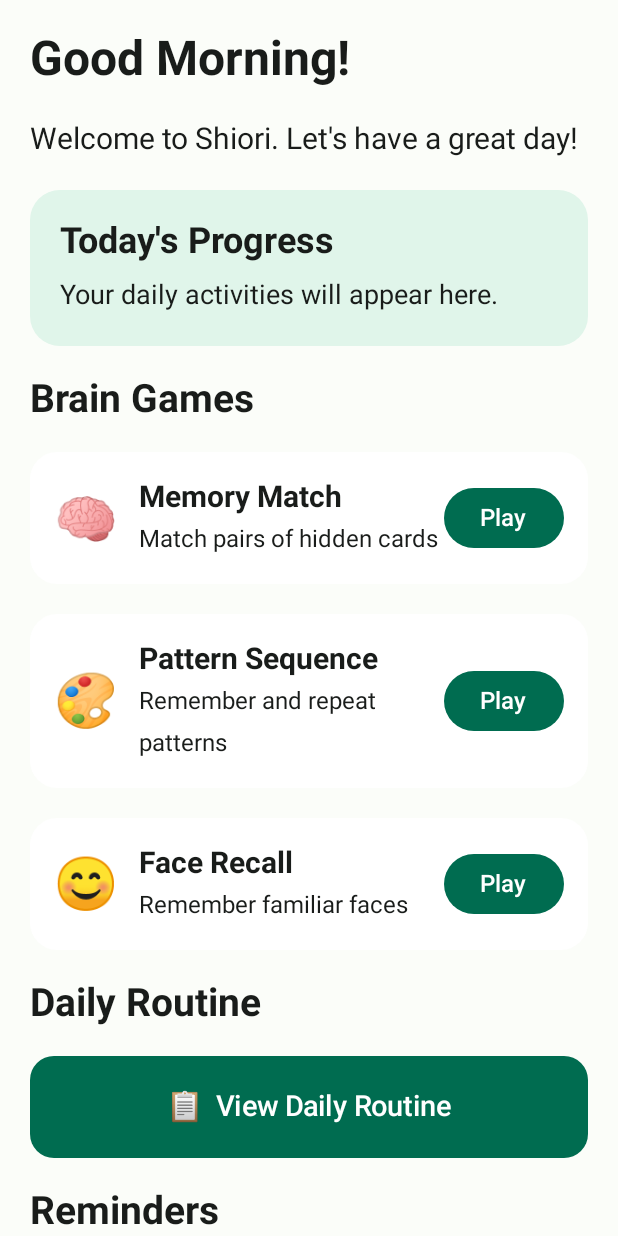
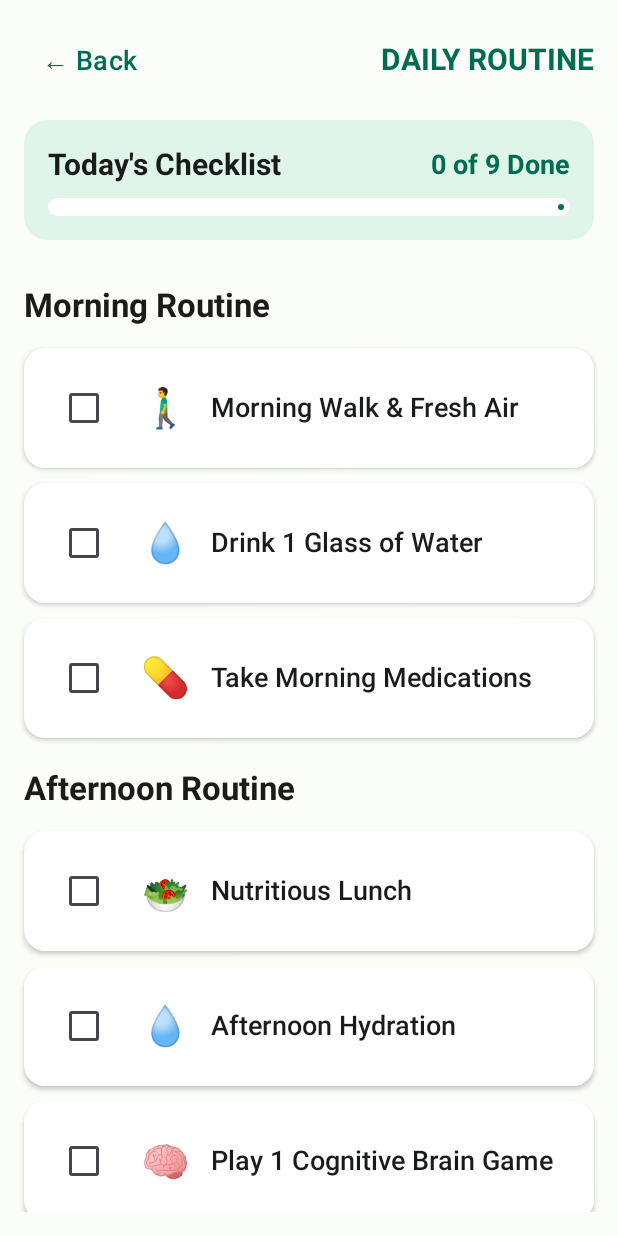
Before and after one commit to Aaarya2117/Shiori, an Android app built with Jetpack Compose: the composable ShioriNavHost shown on its own in the app's theme, after a tap on an icon or button, on a phone screen of 412 x 824 dp. Run offline under Robolectric (Android 15) with nearby library versions, the phone set to English and light mode, and no system bars.

Commit message:
feat: implement accessible Daily Routine checklist screen

```diff
--- a/app/src/main/java/com/shiori/app/ui/navigation/NavRoutes.kt
+++ b/app/src/main/java/com/shiori/app/ui/navigation/NavRoutes.kt
@@ -7,4 +7,5 @@ sealed class NavRoutes(val route: String) {
     object MemoryMatch : NavRoutes("memory_match")
     object PatternSequence : NavRoutes("pattern_sequence")
     object FaceRecall : NavRoutes("face_recall")
+    object DailyRoutine : NavRoutes("daily_routine")
 }
--- a/app/src/main/java/com/shiori/app/ui/navigation/ShioriNavHost.kt
+++ b/app/src/main/java/com/shiori/app/ui/navigation/ShioriNavHost.kt
@@ -4,6 +4,7 @@ import com.shiori.app.ui.patient.FaceRecallScreen
 import com.shiori.app.ui.patient.PatternSequenceScreen
 import com.shiori.app.ui.patient.MemoryMatchScreen
 import com.shiori.app.ui.patient.PatientHomeScreen
+import com.shiori.app.ui.patient.DailyRoutineScreen
 import androidx.compose.foundation.layout.Arrangement
 import androidx.compose.foundation.layout.Column
 import androidx.compose.foundation.layout.Spacer
@@ -74,7 +75,7 @@ fun ShioriNavHost(
                     }
                 },
                 onRoutineClick = {
-                    // Routine navigation will be added later
+                    navController.navigate(NavRoutes.DailyRoutine.route)
                 },
                 onReminderClick = {
                     // Reminder navigation will be added later
@@ -115,6 +116,12 @@ fun ShioriNavHost(
                 }
             )
         }
+        // Daily Routine
+        composable(NavRoutes.DailyRoutine.route) {
+            DailyRoutineScreen(
+                onBack = { navController.popBackStack() }
+            )
+        }
         //3. Caregiver PIN
         composable(NavRoutes.CaregiverPin.route) {
             Column(
--- /dev/null
+++ b/app/src/main/java/com/shiori/app/ui/patient/DailyRoutineScreen.kt
@@ -0,0 +1,190 @@
+package com.shiori.app.ui.patient
+
+import androidx.activity.compose.BackHandler
+import androidx.compose.foundation.background
+import androidx.compose.foundation.clickable
+import androidx.compose.foundation.layout.*
+import androidx.compose.foundation.lazy.LazyColumn
+import androidx.compose.foundation.lazy.items
+import androidx.compose.foundation.shape.RoundedCornerShape
+import androidx.compose.material3.*
+import androidx.compose.runtime.*
+import androidx.compose.ui.Alignment
+import androidx.compose.ui.Modifier
+import androidx.compose.ui.graphics.Color
+import androidx.compose.ui.text.font.FontWeight
+import androidx.compose.ui.unit.dp
+import androidx.compose.ui.unit.sp
+
+data class RoutineTask(
+    val id: String,
+    val title: String,
+    val timeBucket: String,
+    val emoji: String,
+    var isDone: Boolean = false
+)
+
+@Composable
+fun DailyRoutineScreen(
+    onBack: () -> Unit
+) {
+    BackHandler { onBack() }
+
+    var tasks by remember {
+        mutableStateOf(
+            listOf(
+                RoutineTask("1", "Morning Walk & Fresh Air", "Morning", "🚶‍♂️"),
+                RoutineTask("2", "Drink 1 Glass of Water", "Morning", "💧"),
+                RoutineTask("3", "Take Morning Medications", "Morning", "💊"),
+                RoutineTask("4", "Nutritious Lunch", "Afternoon", "🥗"),
+                RoutineTask("5", "Afternoon Hydration", "Afternoon", "💧"),
+                RoutineTask("6", "Play 1 Cognitive Brain Game", "Afternoon", "🧠"),
+                RoutineTask("7", "Light Dinner", "Evening", "🍲"),
+                RoutineTask("8", "Evening Medications", "Evening", "💊"),
+                RoutineTask("9", "Bedtime Relaxation & Sleep", "Evening", "🌙")
+            )
+        )
+    }
+
+    val completedCount = tasks.count { it.isDone }
+    val progress = if (tasks.isNotEmpty()) completedCount.toFloat() / tasks.size else 0f
+
+    Scaffold(
+        containerColor = Color(0xFFFBFDF9)
+    ) { padding ->
+        Column(
+            modifier = Modifier
+                .fillMaxSize()
+                .padding(padding)
+                .padding(16.dp)
+        ) {
+            // Header
+            Row(
+                modifier = Modifier.fillMaxWidth(),
+                verticalAlignment = Alignment.CenterVertically
+            ) {
+                TextButton(onClick = onBack) {
+                    Text("← Back", fontSize = 18.sp, color = Color(0xFF006C50))
+                }
+                Spacer(Modifier.weight(1f))
+                Text(
+                    text = "DAILY ROUTINE",
+                    fontSize = 20.sp,
+                    fontWeight = FontWeight.Bold,
+                    color = Color(0xFF006C50)
+                )
+            }
+
+            Spacer(Modifier.height(16.dp))
+
+            // Progress Summary Card
+            Card(
+                modifier = Modifier.fillMaxWidth(),
+                colors = CardDefaults.cardColors(containerColor = Color(0xFFE0F5EA)),
+                shape = RoundedCornerShape(16.dp)
+            ) {
+                Column(
+                    modifier = Modifier.padding(16.dp),
+                    verticalArrangement = Arrangement.spacedBy(8.dp)
+                ) {
+                    Row(
+                        modifier = Modifier.fillMaxWidth(),
+                        horizontalArrangement = Arrangement.SpaceBetween,
+                        verticalAlignment = Alignment.CenterVertically
+                    ) {
+                        Text(
+                            text = "Today's Checklist",
+                            fontSize = 20.sp,
+                            fontWeight = FontWeight.Bold,
+                            color = Color(0xFF191C1A)
+                        )
+                        Text(
+                            text = "$completedCount of ${tasks.size} Done",
+                            fontSize = 18.sp,
+                            fontWeight = FontWeight.Bold,
+                            color = Color(0xFF006C50)
+                        )
+                    }
+                    LinearProgressIndicator(
+                        progress = progress,
+                        modifier = Modifier
+                            .fillMaxWidth()
+                            .height(12.dp),
+                        color = Color(0xFF006C50),
+                        trackColor = Color.White
+                    )
+                }
+            }
+
+            Spacer(Modifier.height(20.dp))
+
+            // Task List grouped by Time Bucket
+            LazyColumn(
+                modifier = Modifier.weight(1f),
+                verticalArrangement = Arrangement.spacedBy(10.dp)
+            ) {
+                val buckets = listOf("Morning", "Afternoon", "Evening")
+                buckets.forEach { bucket ->
+                    val bucketTasks = tasks.filter { it.timeBucket == bucket }
+                    item {
+                        Text(
+                            text = "$bucket Routine",
+                            fontSize = 22.sp,
+                            fontWeight = FontWeight.Bold,
+                            color = Color(0xFF191C1A),
+                            modifier = Modifier.padding(top = 10.dp, bottom = 4.dp)
+                        )
+                    }
+                    items(bucketTasks, key = { it.id }) { task ->
+                        Card(
+                            modifier = Modifier
+                                .fillMaxWidth()
+                                .heightIn(min = 68.dp)
+                                .clickable {
+                                    tasks = tasks.map {
+                                        if (it.id == task.id) it.copy(isDone = !it.isDone) else it
+                                    }
+                                },
+                            shape = RoundedCornerShape(14.dp),
+                            colors = CardDefaults.cardColors(
+                                containerColor = if (task.isDone) Color(0xFFE8F5E9) else Color.White
+                            ),
+                            elevation = CardDefaults.cardElevation(defaultElevation = 2.dp)
+                        ) {
+                            Row(
+                                modifier = Modifier
+                                    .fillMaxWidth()
+                                    .padding(16.dp),
+                                verticalAlignment = Alignment.CenterVertically,
+                                horizontalArrangement = Arrangement.spacedBy(14.dp)
+                            ) {
+                                Checkbox(
+                                    checked = task.isDone,
+                                    onCheckedChange = { checked ->
+                                        tasks = tasks.map {
+                                            if (it.id == task.id) it.copy(isDone = checked) else it
+                                        }
+                                    },
+                                    colors = CheckboxDefaults.colors(
+                                        checkedColor = Color(0xFF006C50)
+                                    )
+                                )
+                                Text(
+                                    text = task.emoji,
+                                    fontSize = 26.sp
+                                )
+                                Text(
+                                    text = task.title,
+                                    fontSize = 18.sp,
+                                    fontWeight = if (task.isDone) FontWeight.Normal else FontWeight.Medium,
+                                    color = if (task.isDone) Color(0xFF757575) else Color(0xFF191C1A),
+                                    modifier = Modifier.weight(1f)
+                                )
+                            }
+                        }
+                    }
+                }
+            }
+        }
+    }
+}
```
Also changed, not shown: 1 other file.
